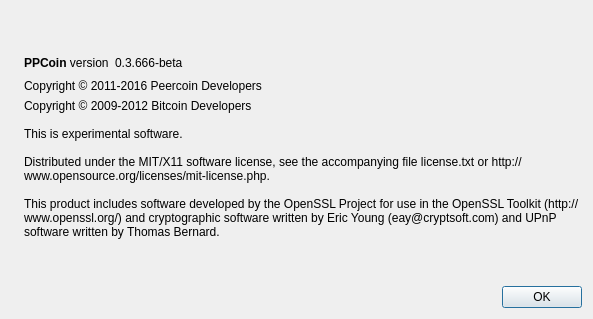
Before: the Qt Designer form src/qt/forms/aboutdialog.ui in peercoin/peercoin, drawn with Qt 5.
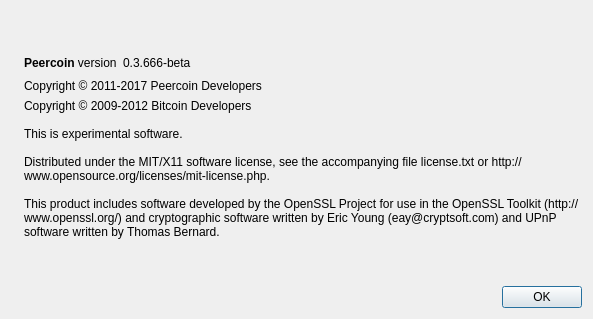
After: the same form once the commit is applied. Icons and pictures are not drawn.

What changed in the file:
```diff
--- a/src/qt/forms/aboutdialog.ui
+++ b/src/qt/forms/aboutdialog.ui
@@ -50,7 +50,7 @@
        <item>
         <widget class="QLabel" name="label">
          <property name="text">
-          <string>&lt;b&gt;PPCoin&lt;/b&gt; version</string>
+          <string>&lt;b&gt;Peercoin&lt;/b&gt; version</string>
          </property>
          <property name="textInteractionFlags">
           <set>Qt::LinksAccessibleByMouse|Qt::TextSelectableByKeyboard|Qt::TextSelectableByMouse</set>
@@ -88,7 +88,7 @@
      <item>
       <widget class="QLabel" name="label_ppcoin_copyright">
        <property name="text">
-        <string>Copyright © 2011-2016 Peercoin Developers</string>
+        <string>Copyright © 2011-2017 Peercoin Developers</string>
        </property>
        <property name="wordWrap">
         <bool>true</bool>
```
Left out of the diff: 2 changed lines with no effect on the pictures.
